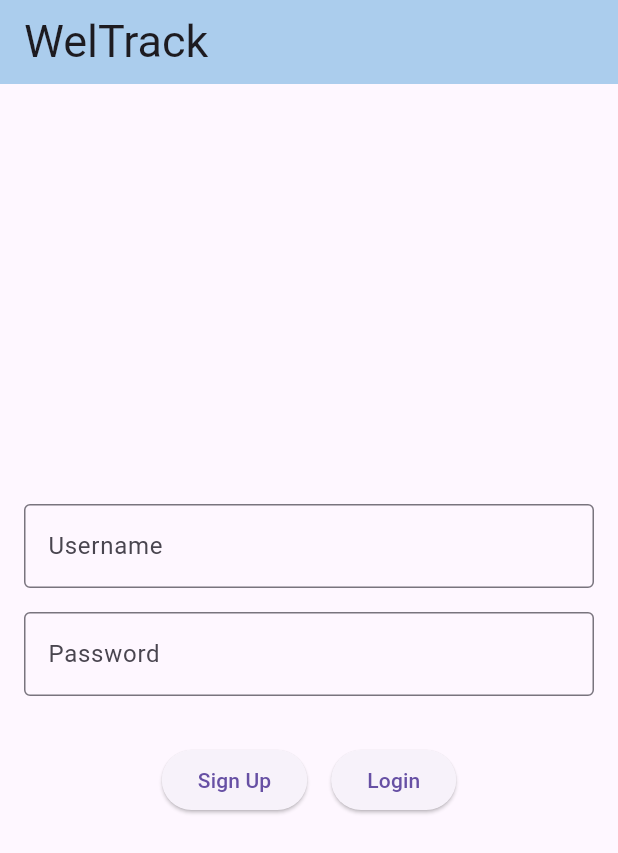
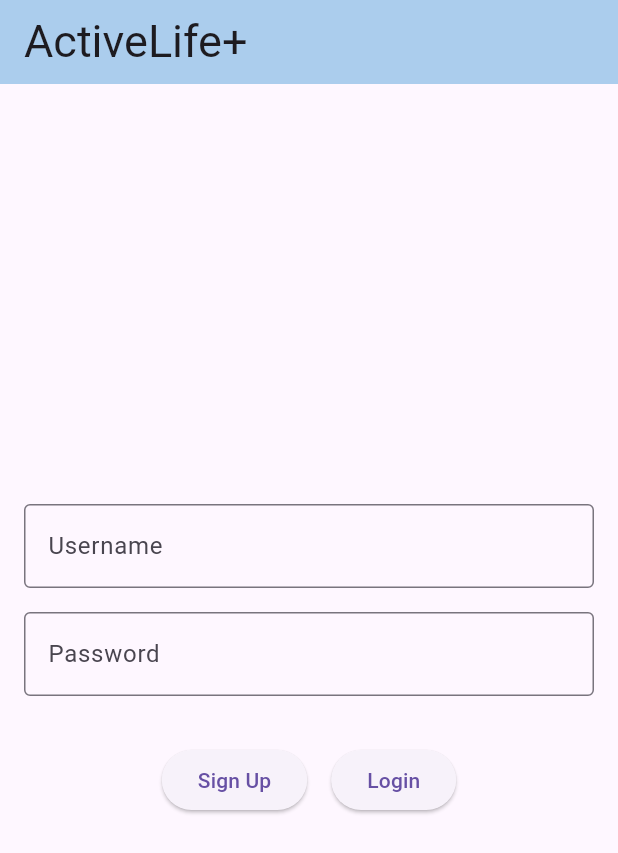
Before and after one commit to tnqjae/Mp2_teamProject, a Flutter app: the screen it shows after launch, on a phone screen of 412 x 824 dp. Shown: the top 853 px of the screen. Run offline on Flutter 3.47's test engine with Material 3 defaults, Android fonts, the phone set to English and light mode, and no system bars; our stand-ins replace shared_preferences, sqflite, table_calendar; accounts and stored records are empty.

Commit message:
Edit App Name

```diff
--- a/lib/AboutLogin/LoginScreen.dart
+++ b/lib/AboutLogin/LoginScreen.dart
@@ -118,7 +118,7 @@ class _LoginScreenState extends State<LoginScreen> {
     return Scaffold(
       appBar: AppBar(
         title: Text(
-          'WelTrack',
+          'ActiveLife+',
           style: TextStyle(fontSize: 30),
         ),
         backgroundColor: Color(0xFFABCDED),
```
